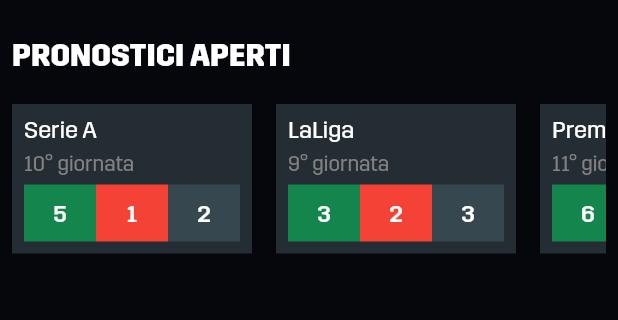
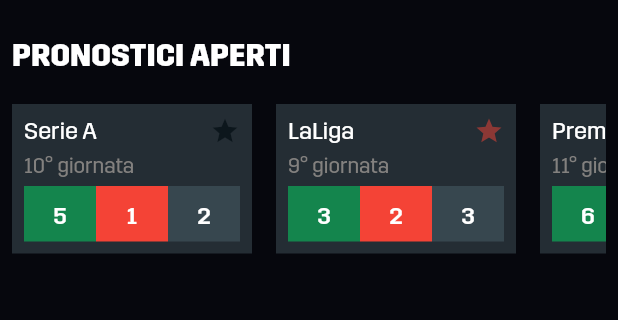
Before and after one commit to marcoredz/daznfun_app_draft, a Flutter app: the HomeRoute screen opened directly, on a phone screen of 412 x 824 dp, the part 225-545 px from its top. Run offline on Flutter 3.47's test engine with Material 2 defaults, Android fonts, the phone set to English and light mode, and no system bars; our stand-ins replace shared_preferences; accounts and stored records are empty.

Commit message:
jolly start in prediction card

```diff
--- a/lib/models/prediction.dart
+++ b/lib/models/prediction.dart
@@ -1,3 +1,6 @@
+import 'package:daznfun_app_draft/apptheme.dart';
+import 'package:flutter/material.dart';
+
 class Prediction {
   String title;
   String description;
@@ -5,6 +8,19 @@ class Prediction {
   int nMissed;
   int nWaiting;
   int jolly; // 0: waiting, 1: taken, 2: missed
+
+  Color get jollyColor {
+    switch (jolly) {
+      case 0:
+        return DaznCP.secondaryBtnColor;
+      case 1:
+        return DaznCP.accent;
+      case 2:
+        return DaznCP.red.withOpacity(0.5);
+      default:
+        return DaznCP.secondaryBtnColor;
+    }
+  }
 
   Prediction({
     this.title = "",
--- a/lib/routes/home_route.dart
+++ b/lib/routes/home_route.dart
@@ -28,7 +28,6 @@ class _HomeRouteState extends State<HomeRoute> {
             future: mockPredictionsService.getOpenPredictions(),
             builder: (context, AsyncSnapshot<List<Prediction>> snapshot) {
               if (snapshot.connectionState == ConnectionState.done) {
-                // final predictions = snapshot.data ?? [];
                 return OpenPredictions(
                   items: snapshot.data ?? [],
                 );
--- a/lib/widgets/prediction_card.dart
+++ b/lib/widgets/prediction_card.dart
@@ -22,9 +22,24 @@ class PredictionCard extends StatelessWidget {
         child: Column(
           crossAxisAlignment: CrossAxisAlignment.start,
           children: [
-            Text(
-              data.title,
-              style: theme.textTheme.bodyText1,
+            Row(
+              mainAxisAlignment: MainAxisAlignment.spaceBetween,
+              children: [
+                //Expanded to prevent render pixel overflow
+                Expanded(
+                  child: Text(
+                    data.title,
+                    style: theme.textTheme.bodyText1,
+                    overflow: TextOverflow.fade,
+                    softWrap: false,
+                  ),
+                ),
+                Icon(
+                  Icons.star,
+                  color: data.jollyColor,
+                  size: 20,
+                )
+              ],
             ),
             const SizedBox(height: 5),
             Text(
```
